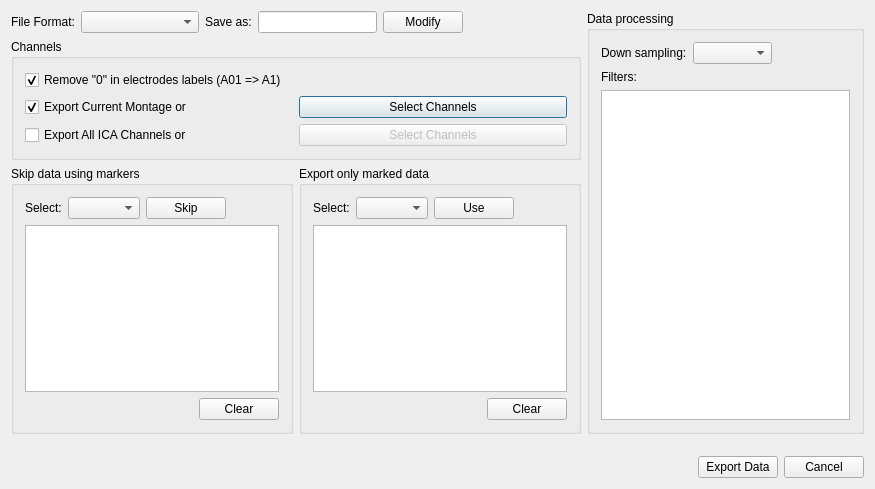
This is src/AnyWave/Process/AwExporterSettings.ui in HIP-infrastructure/anywave-code as Qt 5 draws it before an edit. The edited form follows.
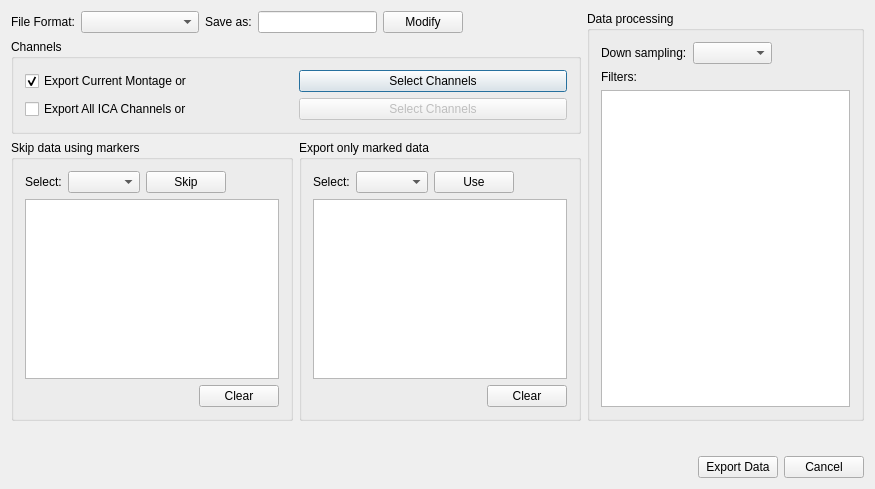
This is the edited form. Icons and pictures are not drawn. Custom widgets are drawn as their Qt base class.

Commit message: Fixed a bug in the exporter plugin : removing 0 in labels was doing wrong relabelisation. Added a specific parameter to the Infomax ICA algorithm in ICA plugin.

Patch:
```diff
--- a/src/AnyWave/Process/AwExporterSettings.ui
+++ b/src/AnyWave/Process/AwExporterSettings.ui
@@ -150,27 +150,7 @@
       <string>Channels</string>
      </property>
      <layout class="QGridLayout" name="gridLayout">
-      <item row="0" column="0" colspan="2">
-       <widget class="QCheckBox" name="checkRelabel">
-        <property name="text">
-         <string>Remove &quot;0&quot; in electrodes labels (A01 =&gt; A1)</string>
-        </property>
-        <property name="checked">
-         <bool>true</bool>
-        </property>
-       </widget>
-      </item>
-      <item row="1" column="0">
-       <widget class="QCheckBox" name="checkBoxCurrentMontage">
-        <property name="text">
-         <string>Export Current Montage or</string>
-        </property>
-        <property name="checked">
-         <bool>true</bool>
-        </property>
-       </widget>
-      </item>
-      <item row="1" column="1">
+      <item row="0" column="1">
        <widget class="QPushButton" name="buttonSelectChannels">
         <property name="sizePolicy">
          <sizepolicy hsizetype="Preferred" vsizetype="Fixed">
@@ -183,14 +163,7 @@
         </property>
        </widget>
       </item>
-      <item row="2" column="0">
-       <widget class="QCheckBox" name="checkBoxICA">
-        <property name="text">
-         <string>Export All ICA Channels or</string>
-        </property>
-       </widget>
-      </item>
-      <item row="2" column="1">
+      <item row="1" column="1">
        <widget class="QPushButton" name="buttonSelectICA">
         <property name="enabled">
          <bool>false</bool>
@@ -206,6 +179,23 @@
         </property>
        </widget>
       </item>
+      <item row="1" column="0">
+       <widget class="QCheckBox" name="checkBoxICA">
+        <property name="text">
+         <string>Export All ICA Channels or</string>
+        </property>
+       </widget>
+      </item>
+      <item row="0" column="0">
+       <widget class="QCheckBox" name="checkBoxCurrentMontage">
+        <property name="text">
+         <string>Export Current Montage or</string>
+        </property>
+        <property name="checked">
+         <bool>true</bool>
+        </property>
+       </widget>
+      </item>
      </layout>
     </widget>
    </item>
```
The commit also changes 14 other files.
